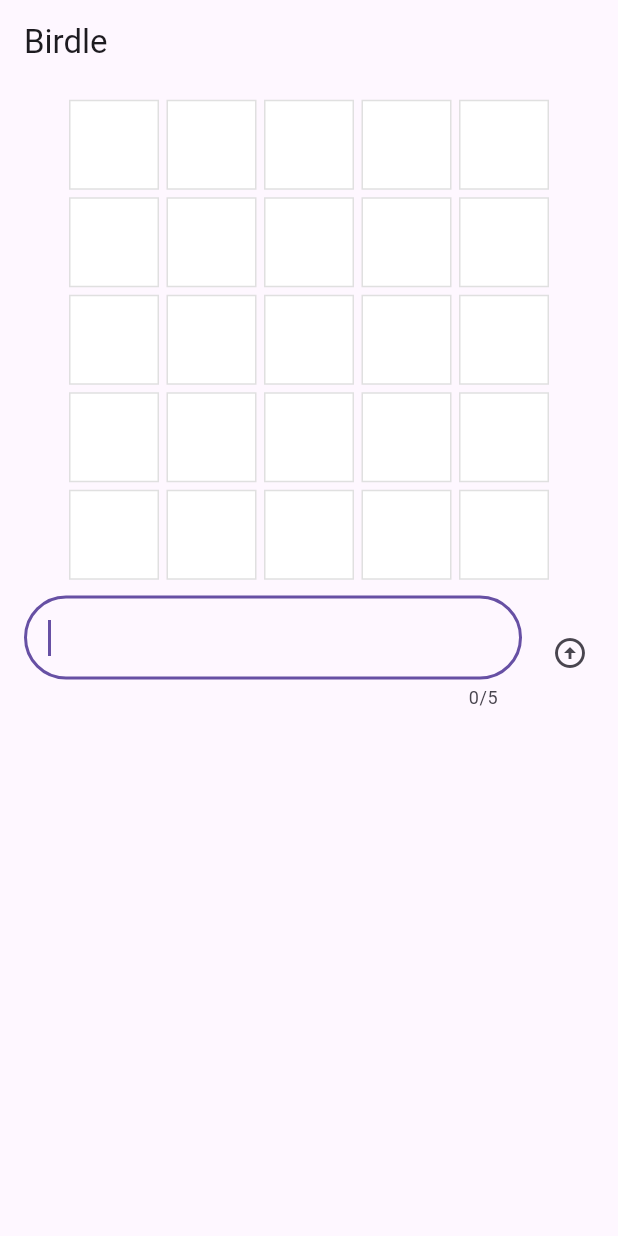
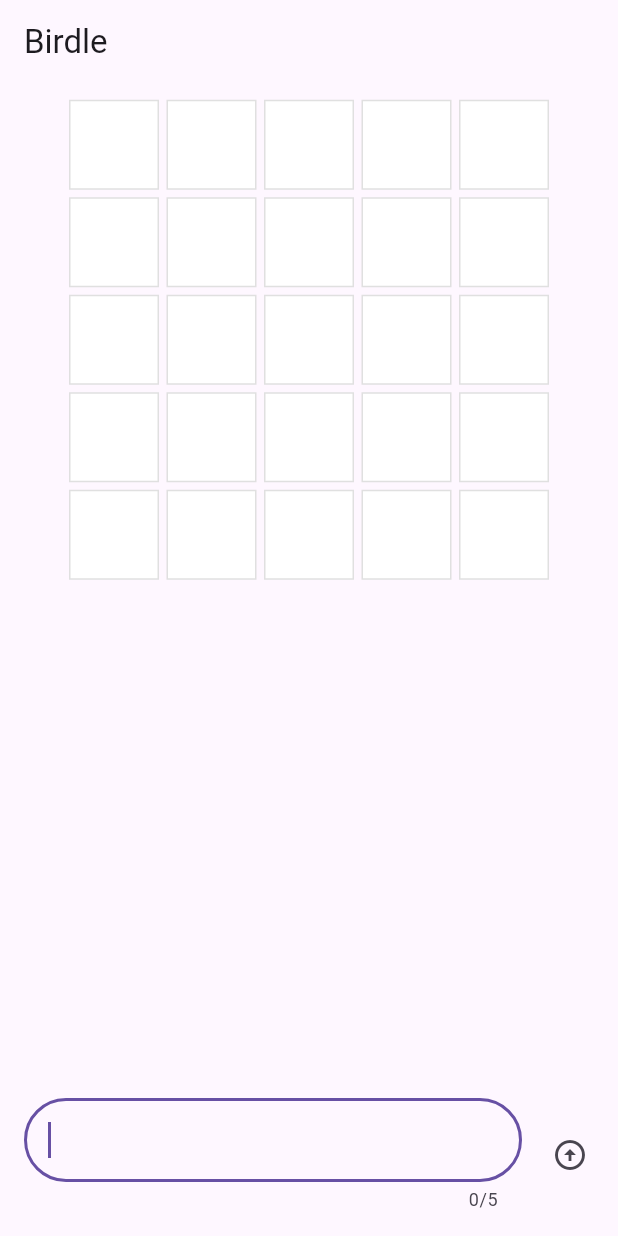
Before and after one commit to rlilac/birdle-tutorial, a Flutter app: the screen it shows after launch, on a phone screen of 412 x 824 dp. Run offline on Flutter 3.47's test engine with Material 3 defaults, Android fonts, the phone set to English and light mode, and no system bars.

Commit message:
birdle prototype after step 9

```diff
--- a/lib/main.dart
+++ b/lib/main.dart
@@ -24,7 +24,6 @@ class MainApp extends StatelessWidget {
     );
   }
 }
-
 class Tile extends StatelessWidget {
   const Tile(this.letter, this.hitType, {super.key});
 
@@ -33,9 +32,11 @@ class Tile extends StatelessWidget {
 
   @override
   Widget build(BuildContext context) {
-    return Container(
+    return AnimatedContainer(
+      duration: Duration(milliseconds: 500),
+      curve: Curves.bounceIn, // NEW
+      height: 60,
       width: 60,
-      height: 60,
       decoration: BoxDecoration(
         border: Border.all(color: Colors.grey.shade300),
         color: switch (hitType) {
@@ -56,7 +57,7 @@ class Tile extends StatelessWidget {
 }
 
 class GamePage extends StatefulWidget {
-  GamePage({super.key});
+  const GamePage({super.key});
 
   @override
   State<GamePage> createState() => _GamePageState();
@@ -82,6 +83,7 @@ class _GamePageState extends State<GamePage> {
                   )
               ],
             ),
+          const Spacer(),
           GuessInput(
             onSubmitGuess: (String guess) {
               setState(() { // NEW
```
